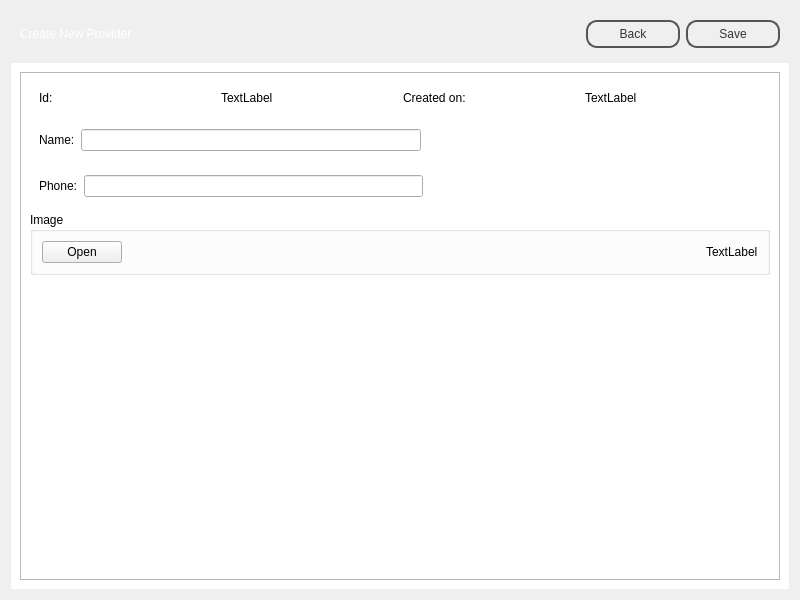
Old version of the form penyamanager/admin/adminnewprovider.ui in the repository eguzki/penyamanager.
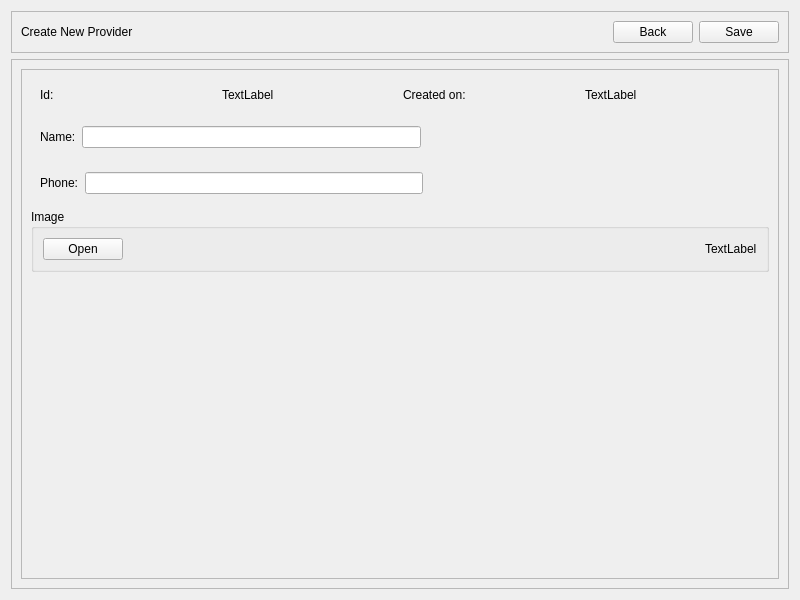
New version of the form.

```diff
--- a/penyamanager/admin/adminnewprovider.ui
+++ b/penyamanager/admin/adminnewprovider.ui
@@ -14,7 +14,7 @@
    <string>Form</string>
   </property>
   <property name="styleSheet">
-   <string notr="true">#topFrame {
+   <string notr="true">/*#topFrame {
 border: none;
 background: qlineargradient(x1: 0, y1: 0, x2: 0, y2: 1,
 stop: 0 #a6a6a6, stop: 0.08 #7f7f7f,
@@ -53,7 +53,7 @@
 fx: 0.4, fy: -0.1,
 radius: 1.35, stop: 0 #fff, stop: 1 #ddd);
 }
-</string>
+*/</string>
   </property>
   <layout class="QVBoxLayout" name="verticalLayout">
    <item>
```
